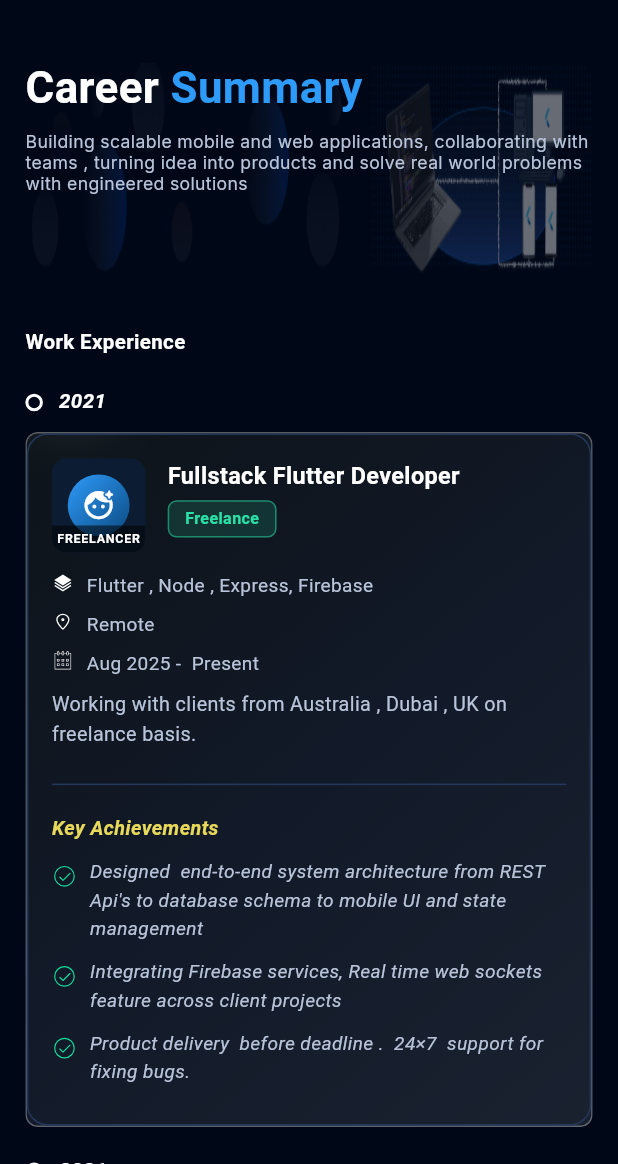
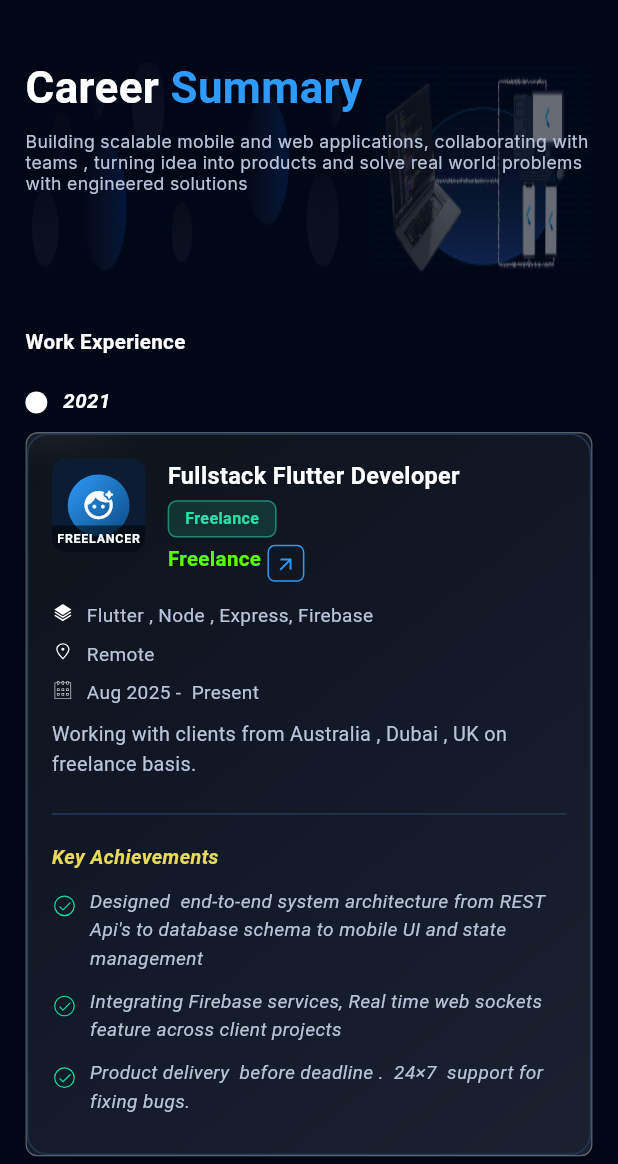
Before and after one commit to atikurzamanpallob/myporftolio, a Flutter app: the CareerPage screen opened by its route, on a phone screen of 412 x 824 dp, the part 72-1236 px from its top. Run offline on Flutter 3.47's test engine with Material 3 defaults, Android fonts, the light colour scheme and no system bars; our stand-ins replace flutter_screenutil, flutter_svg, go_router; missing offline and left inert: linear_progress_bar.

Commit message:
time line divider color changed

```diff
--- a/lib/core/app_resources/app_icons.dart
+++ b/lib/core/app_resources/app_icons.dart
@@ -21,6 +21,7 @@ class AppIcons {
   static const subjects = 'assets/icons/career/subjects.svg';
   static const university = 'assets/icons/career/university.svg';
   static const greentick = 'assets/icons/career/green_tick.svg';
+  static const companyIcon = 'assets/icons/career/company.svg';
 
   //skills icons
   static const skillLanguage = 'assets/icons/skills/language.svg';
--- a/lib/features/career/data/models/work_experience.dart
+++ b/lib/features/career/data/models/work_experience.dart
@@ -1,4 +1,3 @@
-
 import 'package:myportfolioapp/core/app_resources/app_icons.dart';
 
 /// What kind of logo to render for a [WorkExperience.company] when no real
@@ -16,6 +15,7 @@ class WorkExperience {
     required this.dateRange,
     required this.description,
     required this.achievements,
+    this.url,
     this.logoStyle = LogoStyle.initials,
     this.logoAsset,
   });
@@ -30,6 +30,7 @@ class WorkExperience {
   final String description;
   final List<String> achievements;
   final LogoStyle logoStyle;
+  final String? url;
 
   /// Optional real logo image (drop a file into assets/images and point
   /// this at it, e.g. 'assets/images/amharc_tech_logo.png'). Falls back to
@@ -48,7 +49,8 @@ const List<WorkExperience> kWorkExperiences = [
     techStack: 'Flutter , Node , Express, Firebase',
     location: 'Remote',
     dateRange: 'Aug 2025 -  Present',
-    description: 'Working with clients from Australia , Dubai , UK on freelance basis.',
+    description:
+        'Working with clients from Australia , Dubai , UK on freelance basis.',
     achievements: [
       "Designed  end-to-end system architecture from REST Api's to database schema to mobile UI and state management",
       'Integrating Firebase services, Real time web sockets feature across client projects',
@@ -64,7 +66,8 @@ const List<WorkExperience> kWorkExperiences = [
     techStack: 'Flutter , Micro Service, Firebase, Sockets',
     location: 'Dublin, County Dublin , Ireland ( Remote )',
     dateRange: 'Mar 2024 -  Aug 2025',
-    description: 'Global IT company based in Dublin, Ireland. Specialising in custom software and digital marketing.',
+    description:
+        'Global IT company based in Dublin, Ireland. Specialising in custom software and digital marketing.',
     achievements: [
       'Worked on paired saas apps (AT Service Portal & AT Customer Portal ) for field service management. Serving agents and customer',
       'Implemented sockets for real-time communication among users',
@@ -80,7 +83,8 @@ const List<WorkExperience> kWorkExperiences = [
     techStack: 'Flutter , Micro Service, Firebase, Sockets',
     location: 'Dublin, County Dublin , Ireland ( Remote )',
     dateRange: 'Mar 2024 -  Aug 2025',
-    description: 'Global IT company based in Dublin, Ireland. Specialising in custom software and digital marketing.',
+    description:
+        'Global IT company based in Dublin, Ireland. Specialising in custom software and digital marketing.',
     achievements: [
       'Worked on paired saas apps (AT Service Portal & AT Customer Portal ) for field service management. Serving agents and customer',
       'Implemented sockets for real-time communication among users',
@@ -96,7 +100,8 @@ const List<WorkExperience> kWorkExperiences = [
     techStack: 'Flutter , Micro Service, Firebase, Sockets',
     location: 'Dublin, County Dublin , Ireland ( Remote )',
     dateRange: 'Mar 2024 -  Aug 2025',
-    description: 'Global IT company based in Dublin, Ireland. Specialising in custom software and digital marketing.',
+    description:
+        'Global IT company based in Dublin, Ireland. Specialising in custom software and digital marketing.',
     achievements: [
       'Worked on paired saas apps (AT Service Portal & AT Customer Portal ) for field service management. Serving agents and customer',
       'Implemented sockets for real-time communication among users',
@@ -118,7 +123,7 @@ const List<EducationItem> kEducationItems = [
     text: 'Bachelor Of Science  ( Class of 2018 )',
   ),
   EducationItem(
-    iconAsset:AppIcons.subjects,
+    iconAsset: AppIcons.subjects,
     text: 'Computer Science & Engineering',
   ),
   EducationItem(
--- a/lib/features/career/presentation/widgets/experience_card.dart
+++ b/lib/features/career/presentation/widgets/experience_card.dart
@@ -51,7 +51,38 @@ class ExperienceCard extends StatelessWidget {
         ),
       ],
     );
-
+    final company = Padding(
+      padding: EdgeInsets.only(top: 5.h),
+      child: Row(
+        crossAxisAlignment: CrossAxisAlignment.start,
+        children: [
+          Text(
+            experience.company,
+            style: TextStyle(
+              fontSize: isMobile ? 14.sp : 16.sp,
+              fontWeight: FontWeight.w600,
+              color: AppColors.green,
+            ),
+          ),
+          SizedBox(width: 4.w),
+          InkWell(
+            onTap: () {},
+            child: Container(
+              padding: const EdgeInsets.all(4.0),
+              decoration: BoxDecoration(
+                borderRadius: BorderRadius.circular(5.r),
+                border: Border.all(color: AppColors.primaryBlue, width: 1),
+              ),
+              child: Icon(
+                Icons.arrow_outward,
+                size: 15.r,
+                color: AppColors.primaryBlue,
+              ),
+            ),
+          ),
+        ],
+      ),
+    );
     final meta = Padding(
       padding: EdgeInsets.only(top: 10.h),
       child: Column(
@@ -79,7 +110,7 @@ class ExperienceCard extends StatelessWidget {
     final infoColumn = Column(
       crossAxisAlignment: CrossAxisAlignment.start,
       mainAxisSize: MainAxisSize.min,
-      children: [header, meta, description],
+      children: [header, company, meta, description],
     );
 
     final achievements = AchievementsList(items: experience.achievements);
@@ -109,9 +140,15 @@ class ExperienceCard extends StatelessWidget {
             children: [
               logo,
               SizedBox(width: 14.w),
-              Expanded(child: header),
+              Expanded(
+                child: Column(
+                  crossAxisAlignment: .start,
+                  children: [header, company],
+                ),
+              ),
             ],
           ),
+
           meta,
           description,
           SizedBox(height: 16.h),
--- a/lib/features/career/presentation/widgets/work_timeline.dart
+++ b/lib/features/career/presentation/widgets/work_timeline.dart
@@ -76,18 +76,17 @@ class _RailTimelineItem extends StatelessWidget {
                   ),
                   SizedBox(height: 10.h),
                   Container(
-                    width: 16.r,
-                    height: 16.r,
+                    width: 25.r,
+                    height: 25.r,
                     decoration: BoxDecoration(
-                      color: AppColors.background,
+                      color: AppColors.textPrimary,
                       shape: BoxShape.circle,
-                      border: Border.all(color: Colors.white, width: 2.5),
                     ),
                   ),
-                  SizedBox(height: 6.h),
+
                   if (!isLast)
                     Expanded(
-                      child: Container(width: 2, color: AppColors.divider),
+                      child: Container(width: 3, color: AppColors.textPrimary),
                     ),
                 ],
               ),
@@ -101,8 +100,6 @@ class _RailTimelineItem extends StatelessWidget {
   }
 }
 
-/// Mobile: compact year+dot header above each card, no continuous rail
-/// (keeps things legible at narrow widths).
 class _MobileTimelineItem extends StatelessWidget {
   const _MobileTimelineItem({required this.experience, required this.isLast});
 
@@ -119,12 +116,11 @@ class _MobileTimelineItem extends StatelessWidget {
           Row(
             children: [
               Container(
-                width: 12.r,
-                height: 12.r,
+                width: 15.r,
+                height: 15.r,
                 decoration: BoxDecoration(
-                  color: AppColors.background,
+                  color: AppColors.textPrimary,
                   shape: BoxShape.circle,
-                  border: Border.all(color: Colors.white, width: 2),
                 ),
               ),
               SizedBox(width: 10.w),
--- a/lib/features/projects/presentation/widgets/project_card.dart
+++ b/lib/features/projects/presentation/widgets/project_card.dart
@@ -146,8 +146,6 @@ class _TechChip extends StatelessWidget {
   }
 }
 
-/// Case-study link (top) and Android/iOS availability badges (bottom).
-/// Stacked on desktop/tablet (spaceBetween), laid out in a row on mobile.
 class _ProjectSideActions extends StatelessWidget {
   const _ProjectSideActions({required this.project, this.horizontal = false});
 
--- a/pubspec.yaml
+++ b/pubspec.yaml
@@ -38,6 +38,7 @@ dependencies:
   flutter_svg: ^2.3.0
   go_router: ^17.3.0
   linear_progress_bar: ^3.0.0
+  url_launcher: ^6.3.2
 
 
 
```
Also changed, not shown: pubspec.lock.
